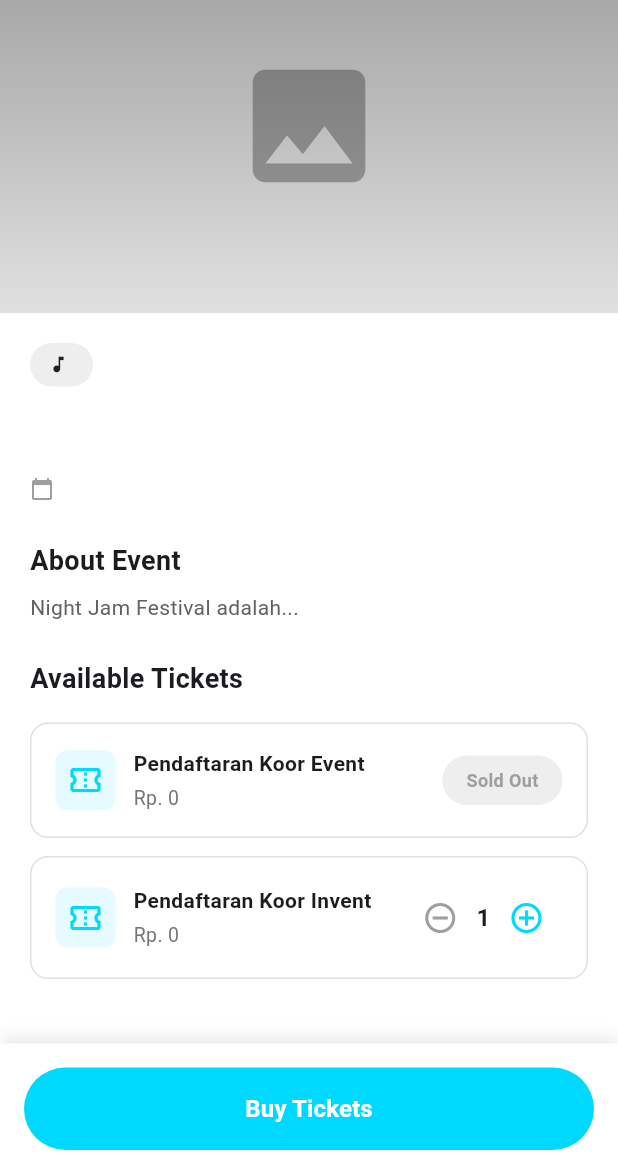
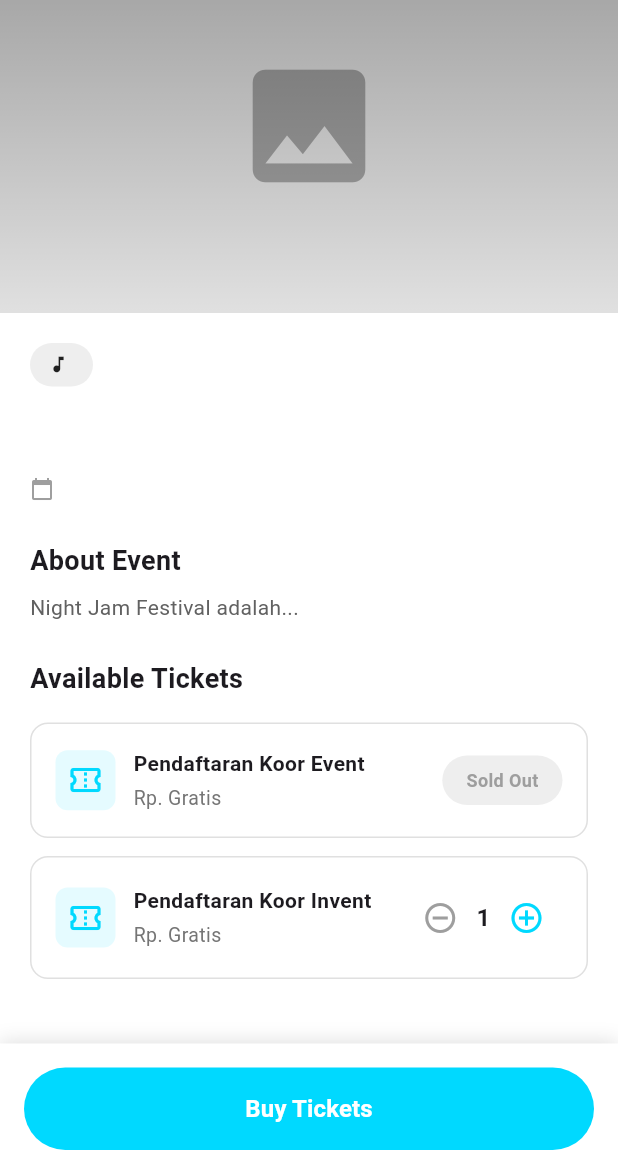
Before and after one commit to davetanjung/uc_event_hubb, a Flutter app: the EventDetailView screen opened directly with empty values, on a phone screen of 412 x 824 dp, the part 62-1236 px from its top. Run offline on Flutter 3.47's test engine with Material 3 defaults, Android fonts, the phone set to English and light mode, and no system bars; our stand-ins replace firebase_core, firebase_database; accounts and stored records are empty.

Commit message:
nampilin harga

```diff
--- a/lib/model/event.dart
+++ b/lib/model/event.dart
@@ -12,6 +12,7 @@ class Event {
   final String description;
   final int maximumParticipant;
   final String image;
+  final int price;
 
   Event({
     required this.id,
@@ -27,6 +28,7 @@ class Event {
     required this.description,
     required this.maximumParticipant,
     required this.image,
+    this.price = 0,
   });
 
   factory Event.fromJson(String id, Map<String, dynamic> json) {
@@ -46,6 +48,9 @@ class Event {
           ? json["maximum_participant"]
           : int.tryParse(json["maximum_participant"]?.toString() ?? "0") ?? 0,
       image: json["image"]?.toString() ?? "",
+      price: json["price"] is int
+          ? json["price"]
+          : int.tryParse(json["price"]?.toString() ?? "0") ?? 0,
     );
   }
 
@@ -63,6 +68,7 @@ class Event {
       "description": description,
       "maximum_participant": maximumParticipant,
       "image": image,
+      "price": price,
     };
   }
 }
--- a/lib/view/pages/event_detail_view.dart
+++ b/lib/view/pages/event_detail_view.dart
@@ -174,7 +174,7 @@ class _EventDetailViewState extends State<EventDetailView> {
                   // Ticket 1 - Sold Out
                   _buildTicketCard(
                     type: 'Pendaftaran Koor Event',
-                    price: 0,
+                    price: widget.event.price,
                     isSoldOut: true,
                   ),
                   const SizedBox(height: 12),
@@ -182,7 +182,7 @@ class _EventDetailViewState extends State<EventDetailView> {
                   // Ticket 2 - Available
                   _buildTicketCard(
                     type: 'Pendaftaran Koor Invent',
-                    price: 0,
+                    price: widget.event.price,
                     isSoldOut: false,
                   ),
 
@@ -240,6 +240,16 @@ class _EventDetailViewState extends State<EventDetailView> {
     );
   }
 
+  String _formatPrice(int price) {
+    if (price == 0) {
+      return 'Gratis';
+    }
+    return price.toString().replaceAllMapped(
+          RegExp(r'(\d)(?=(\d{3})+(?!\d))'),
+          (Match m) => '${m[1]}.',
+        );
+  }
+
   Widget _buildTicketCard({
     required String type,
     required int price,
@@ -282,7 +292,7 @@ class _EventDetailViewState extends State<EventDetailView> {
                 ),
                 const SizedBox(height: 4),
                 Text(
-                  'Rp. $price',
+                  'Rp. ${_formatPrice(price)}',
                   style: TextStyle(fontSize: 13, color: Colors.grey.shade600),
                 ),
               ],
```
